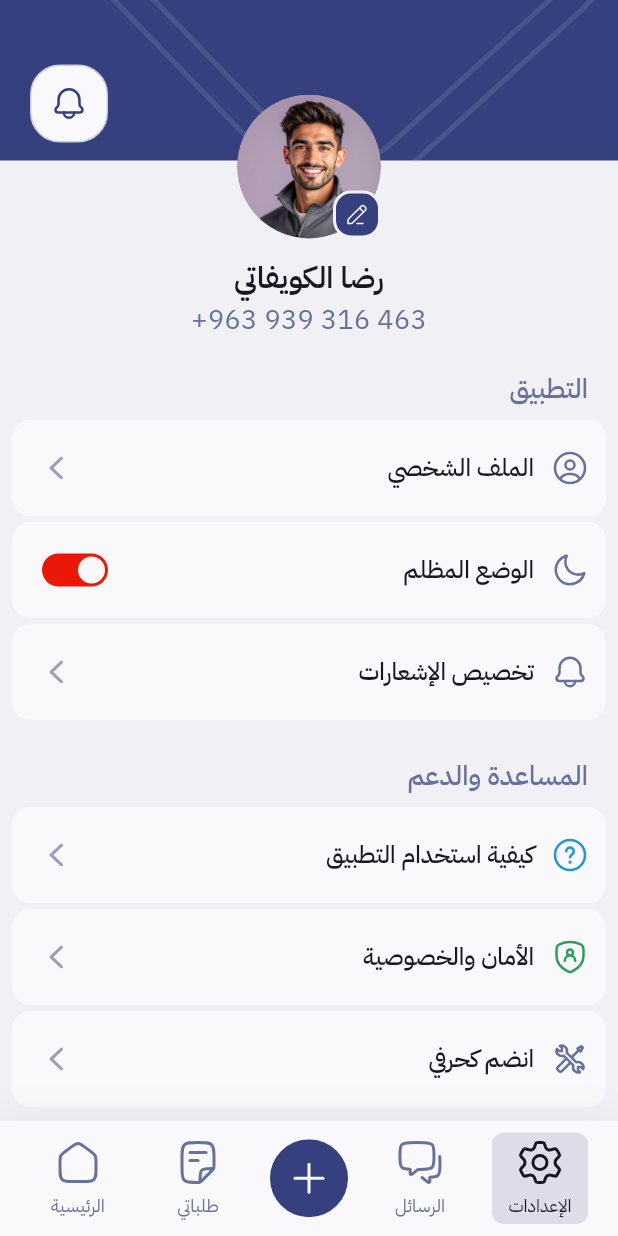
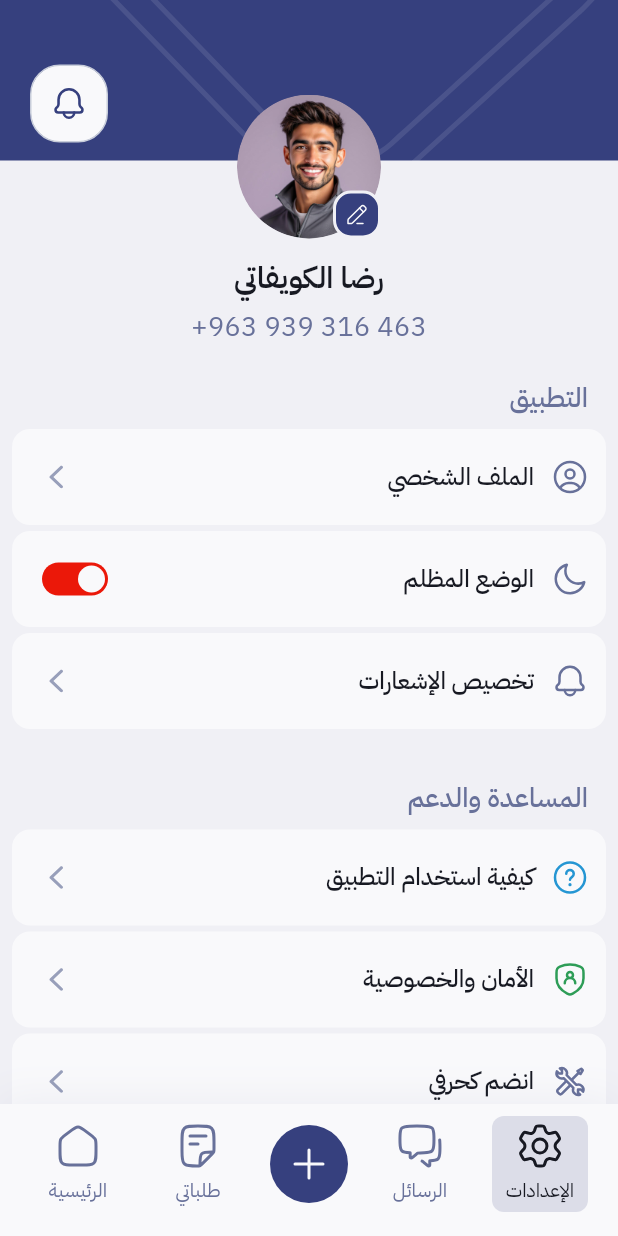
Before and after one commit to genitechsolutions/sl7li, a Flutter app: the SettingsScreen screen opened directly, on a phone screen of 412 x 824 dp. Run offline on Flutter 3.47's test engine with Material 3 defaults, Android fonts, the phone set to English and light mode, and no system bars; our stand-ins replace flutter_svg.

Commit message:
Match Figma spacing: sub-screen headers (107), settings rhythm, offer cards (178), notification sections, bottom nav (88 incl. safe area)
Measured against Figma screenshots; all new screens now within ~1-3px.

Co-Authored-By: Claude Sonnet 5.5 <noreply@anthropic.com>
Claude-Session: https://claude.ai/code/session_01B6CrVksom5Zrnf5GW7vgRr

```diff
--- a/lib/core/widgets/app_bottom_nav_bar.dart
+++ b/lib/core/widgets/app_bottom_nav_bar.dart
@@ -1,3 +1,5 @@
+import 'dart:math' as math;
+
 import 'package:flutter/material.dart';
 import 'package:flutter_svg/flutter_svg.dart';
 
@@ -32,10 +34,14 @@ class AppBottomNavBar extends StatelessWidget {
           ),
         ],
       ),
-      child: SafeArea(
-        top: false,
       child: Padding(
-          padding: const EdgeInsets.symmetric(horizontal: 20, vertical: 8),
+        // Figma: 8 فوق، و16 تحت التحديد (مؤشر الجهاز بيرسم جواه)، أو منطقة الإيماءات إذا أكبر.
+        padding: EdgeInsets.fromLTRB(
+          20,
+          8,
+          20,
+          math.max(16, MediaQuery.paddingOf(context).bottom),
+        ),
         // التصميم يضع "الرئيسية" على اليسار، فنثبّت الترتيب LTR.
         // بالشاشات الضيقة (أقل من 372) بنصغّر الصف كله بدل الـ overflow.
         child: LayoutBuilder(
@@ -47,7 +53,6 @@ class AppBottomNavBar extends StatelessWidget {
               child: SizedBox(width: _minRowWidth, child: row),
             );
           },
-          ),
         ),
       ),
     );
@@ -104,7 +109,14 @@ class AppBottomNavBar extends StatelessWidget {
               colorFilter: ColorFilter.mode(color, BlendMode.srcIn),
             ),
             const SizedBox(height: 4),
-            Text(label, style: AppTextStyles.body12.copyWith(color: color)),
+            Text(
+              label,
+              style: AppTextStyles.body12.copyWith(
+                fontSize: 13,
+                height: 1.5,
+                color: color,
+              ),
+            ),
           ],
         ),
       ),
--- a/lib/screens/my_requests/widgets/offer_tile.dart
+++ b/lib/screens/my_requests/widgets/offer_tile.dart
@@ -30,7 +30,7 @@ class OfferTile extends StatelessWidget {
     );
 
     return Container(
-      padding: const EdgeInsets.fromLTRB(12, 8, 12, 12),
+      padding: const EdgeInsets.fromLTRB(12, 8, 12, 11),
       decoration: BoxDecoration(
         color: colors.surface,
         borderRadius: BorderRadius.circular(12),
@@ -159,6 +159,7 @@ class OfferTile extends StatelessWidget {
           ),
           const SizedBox(height: 8),
           feeRow('أجور الكشف والمواصلات', offer.inspectionFee),
+          const SizedBox(height: 8),
           feeRow('أجور المواد والأدوات', offer.materialsFee),
         ],
       ),
--- a/lib/screens/my_requests/widgets/request_stepper.dart
+++ b/lib/screens/my_requests/widgets/request_stepper.dart
@@ -64,7 +64,7 @@ class RequestStepper extends StatelessWidget {
                     textAlign: TextAlign.center,
                     style: AppTextStyles.body12.copyWith(
                       fontSize: 13,
-                                            color: i < stage
+                      color: i < stage
                           ? colors.successLight
                           : i == stage
                           ? colors.stepActive
--- a/lib/screens/settings/notification_settings_screen.dart
+++ b/lib/screens/settings/notification_settings_screen.dart
@@ -103,7 +103,7 @@ class _NotificationSettingsScreenState
           children: [
             Container(
               color: colors.background,
-              padding: const EdgeInsets.fromLTRB(20, 12, 20, 12),
+              padding: const EdgeInsets.fromLTRB(20, 20, 20, 20),
               child: SafeArea(
                 bottom: false,
                 child: Row(
--- a/lib/screens/settings/profile_screen.dart
+++ b/lib/screens/settings/profile_screen.dart
@@ -52,7 +52,7 @@ class _ProfileScreenState extends State<ProfileScreen> {
           children: [
             Container(
               color: colors.background,
-              padding: const EdgeInsets.fromLTRB(20, 12, 20, 12),
+              padding: const EdgeInsets.fromLTRB(20, 20, 20, 20),
               child: SafeArea(
                 bottom: false,
                 child: Row(
@@ -123,7 +123,7 @@ class _ProfileScreenState extends State<ProfileScreen> {
                         ),
                       ),
                     ),
-                    const SizedBox(height: 24),
+                    const SizedBox(height: 32),
                     const Padding(
                       padding: _labelPadding,
                       child: FormLabel('الاسم الكامل'),
--- a/lib/screens/settings/settings_screen.dart
+++ b/lib/screens/settings/settings_screen.dart
@@ -56,12 +56,14 @@ class SettingsScreen extends StatelessWidget {
     final colors = context.colors;
     final isDark = Theme.of(context).brightness == Brightness.dark;
 
-    Widget sectionTitle(String text) => Padding(
-      padding: const EdgeInsets.fromLTRB(20, 20, 20, 8),
+    // 20 قبل أول قسم و28 بعدين (+4 هامش الصف = 32 متل التصميم).
+    Widget sectionTitle(String text, {double top = 28}) => Padding(
+      padding: EdgeInsets.fromLTRB(20, top, 20, 8),
       child: Text(
         text,
         style: AppTextStyles.title18Medium.copyWith(
           color: colors.textSecondary,
+          height: 1.5,
         ),
       ),
     );
@@ -91,16 +93,18 @@ class SettingsScreen extends StatelessWidget {
             ),
             const SizedBox(height: 12),
             Center(child: Text('رضا الكويفاتي', style: AppTextStyles.title20)),
+            const SizedBox(height: 4),
             Center(
               child: Text(
                 '+963 939 316 463',
                 textDirection: TextDirection.ltr,
                 style: AppTextStyles.body18.copyWith(
                   color: colors.textSecondary,
+                  height: 1.5,
                 ),
               ),
             ),
-            sectionTitle('التطبيق'),
+            sectionTitle('التطبيق', top: 20),
             _Row(
               icon: 'assets/icons/ic_set_profile.svg',
               title: 'الملف الشخصي',
@@ -292,7 +296,12 @@ class _Row extends StatelessWidget {
             children: [
               SvgPicture.asset(icon, width: 24, height: 24),
               const SizedBox(width: 12),
-              Expanded(child: Text(title, style: AppTextStyles.body16Medium)),
+              Expanded(
+                child: Text(
+                  title,
+                  style: AppTextStyles.body16Medium.copyWith(height: 1.5),
+                ),
+              ),
               if (trailing != null)
                 trailing!
               else
@@ -347,6 +356,7 @@ class _AccountButton extends StatelessWidget {
               label,
               style: AppTextStyles.title18Medium.copyWith(
                 fontWeight: FontWeight.w600,
+                height: 1.5,
                 color: fg,
               ),
             ),
```
Also changed, not shown: lib/screens/my_requests/dialogs/request_dialogs.dart (+12 -2 lines), lib/screens/my_requests/request_details_screen.dart (+4 -4 lines), lib/screens/notifications/notifications_screen.dart (+6 -2 lines). Lines whose indentation alone changed are shown as unchanged.
